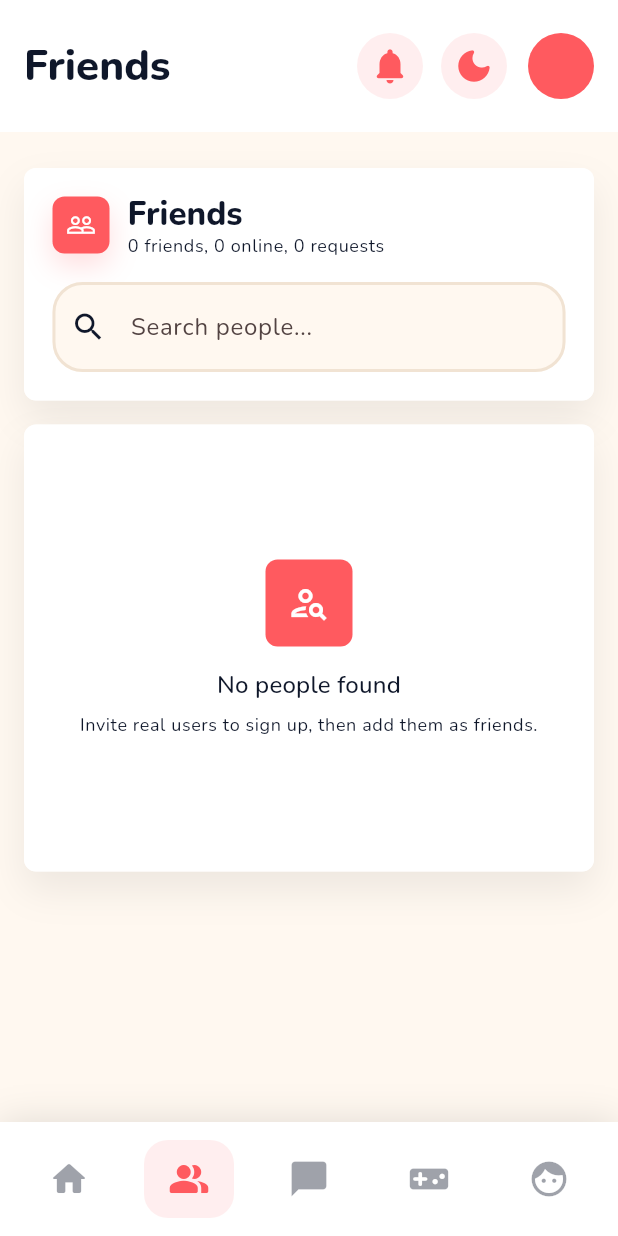
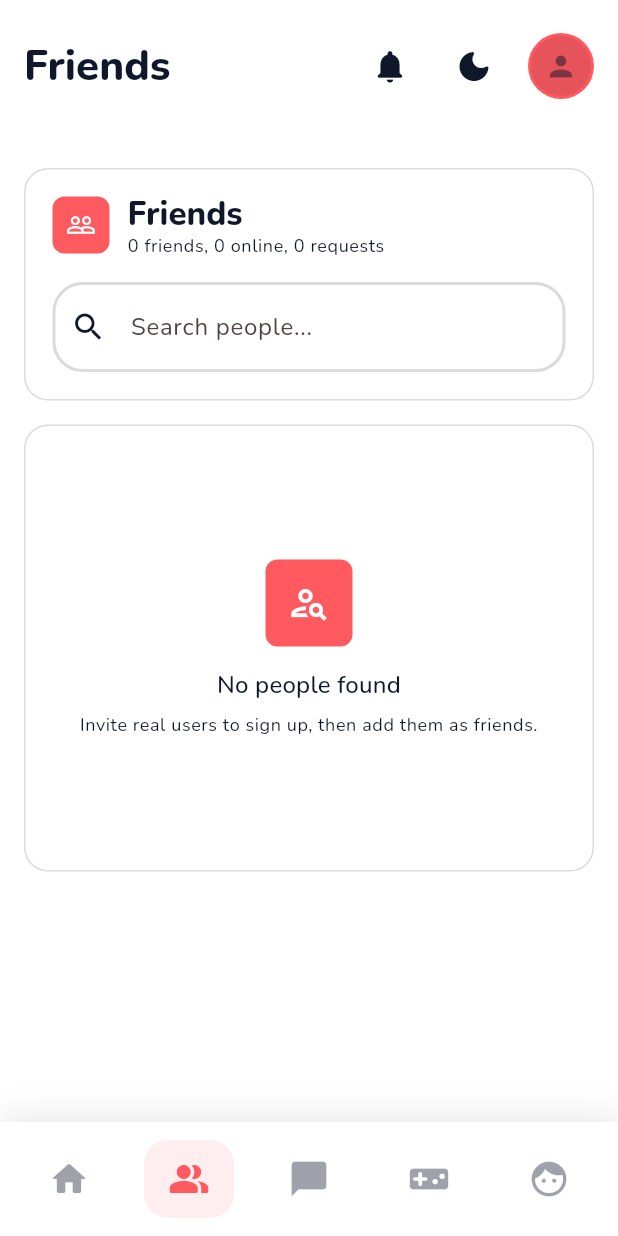
Before and after one commit to zaintahir2025/voxora-social-voice-chat, a Flutter app: the HomeScreen screen opened directly, item 2 of the bottom bar chosen, after a tap on the "light mode" icon, on a phone screen of 412 x 824 dp. Run offline on Flutter 3.47's test engine with Material 3 defaults, Android fonts, the light colour scheme and no system bars; our stand-ins replace flutter_svg, google_fonts, supabase_flutter; missing offline and left inert: chess, file_selector, flutter_webrtc; accounts and stored records are empty; network calls fail.

Commit message:
Complete UI/UX overhaul: Flat Gen-Z aesthetics, minimal components, and clean icons

```diff
--- a/lib/config/theme.dart
+++ b/lib/config/theme.dart
@@ -18,14 +18,14 @@ class VoxoraColors {
   static const slate = Color(0xFF64748B);
 
   // Soft Dark Theme Colors
-  static const darkBg = Color(0xFF0B192C);
-  static const darkCard = Color(0xFF1A2B45);
-  static const darkBorder = Color(0xFF2E4057);
+  static const darkBg = Color(0xFF000000); // Pure Black
+  static const darkCard = Color(0xFF121212); // Deep Grey
+  static const darkBorder = Color(0xFF262626); // Subtle Border
 
   // Soft Light Theme Colors
-  static const lightBg = Color(0xFFFFF8F0);
-  static const lightCard = Color(0xFFFFFFFF);
-  static const lightBorder = Color(0xFFF1E3D3);
+  static const lightBg = Color(0xFFFFFFFF); // Pure White
+  static const lightCard = Color(0xFFFFFFFF); // Pure White
+  static const lightBorder = Color(0xFFDBDBDB); // Subtle Grey Border
 }
 
 class VoxoraTheme {
--- a/lib/screens/home_screen.dart
+++ b/lib/screens/home_screen.dart
@@ -63,7 +63,7 @@ class HomeScreen extends StatelessWidget {
           ? FloatingActionButton(
               tooltip: 'New Post',
               onPressed: () => Navigator.of(context).push(MaterialPageRoute<void>(builder: (_) => const CreatePostPage())),
-              child: const Icon(Icons.add_rounded, size: 32),
+              child: const Icon(Icons.add_rounded, size: 28),
             )
           : null,
       bottomNavigationBar: isWide ? null : const _BottomNav(),
@@ -97,14 +97,14 @@ class _Sidebar extends StatelessWidget {
               Row(
                 children: [
                   Container(
-                    padding: const EdgeInsets.all(10),
+                    padding: const EdgeInsets.all(8),
                     decoration: BoxDecoration(
-                      color: scheme.primary.withValues(alpha: 0.1),
-                      borderRadius: BorderRadius.circular(16),
+                      color: scheme.primary,
+                      borderRadius: BorderRadius.circular(12),
                     ),
-                    child: Icon(Icons.waves_rounded, size: 32, color: scheme.primary),
+                    child: const Icon(Icons.waves_rounded, size: 28, color: Colors.white),
                   ),
-                  const SizedBox(width: 16),
+                  const SizedBox(width: 12),
                   Text('Voxora', style: Theme.of(context).textTheme.headlineMedium),
                 ],
               ),
@@ -163,19 +163,18 @@ class _NavButton extends StatelessWidget {
 
     return InkWell(
       onTap: () => app.setView(item.view),
-      borderRadius: BorderRadius.circular(20),
+      borderRadius: BorderRadius.circular(16),
       child: Container(
-        height: 56,
-        padding: const EdgeInsets.symmetric(horizontal: 20),
+        height: 52,
+        padding: const EdgeInsets.symmetric(horizontal: 16),
         decoration: BoxDecoration(
-          color: active ? scheme.primary.withValues(alpha: 0.1) : Colors.transparent,
-          borderRadius: BorderRadius.circular(20),
+          borderRadius: BorderRadius.circular(16),
         ),
         child: Row(
           children: [
-            _UnreadBadge(count: unread, child: Icon(item.icon, size: 28, color: active ? scheme.primary : scheme.onSurface.withValues(alpha: 0.4))),
-            const SizedBox(width: 16),
-            Text(item.label, style: TextStyle(fontSize: 18, color: active ? scheme.primary : scheme.onSurface.withValues(alpha: 0.6), fontWeight: active ? FontWeight.bold : FontWeight.w600)),
+            _UnreadBadge(count: unread, child: Icon(item.icon, size: 28, color: active ? scheme.onSurface : scheme.onSurface.withValues(alpha: 0.5))),
+            const SizedBox(width: 20),
+            Text(item.label, style: TextStyle(fontSize: 18, color: active ? scheme.onSurface : scheme.onSurface.withValues(alpha: 0.6), fontWeight: active ? FontWeight.w800 : FontWeight.w600)),
           ],
         ),
       ),
@@ -284,11 +283,10 @@ class _Topbar extends StatelessWidget {
             const _NotificationBell(),
             const SizedBox(width: 8),
             IconButton(
-              icon: Icon(app.darkMode ? Icons.light_mode_rounded : Icons.dark_mode_rounded, size: 28),
+              icon: Icon(app.darkMode ? Icons.light_mode_rounded : Icons.dark_mode_rounded, size: 26),
               tooltip: 'Toggle Theme',
               onPressed: app.toggleTheme,
-              color: scheme.primary,
-              style: IconButton.styleFrom(backgroundColor: scheme.primary.withValues(alpha: 0.1)),
+              color: scheme.onSurface,
             ),
             if (!isWide) ...[
               const SizedBox(width: 12),
@@ -312,10 +310,9 @@ class _NotificationBell extends StatelessWidget {
     return Stack(
       children: [
         IconButton(
-          icon: const Icon(Icons.notifications_rounded, size: 28),
+          icon: const Icon(Icons.notifications_rounded, size: 26),
           tooltip: 'Notifications',
-          color: scheme.primary,
-          style: IconButton.styleFrom(backgroundColor: scheme.primary.withValues(alpha: 0.1)),
+          color: scheme.onSurface,
           onPressed: () => showModalBottomSheet<void>(
             context: context,
             showDragHandle: true,
--- a/lib/views/feed_view.dart
+++ b/lib/views/feed_view.dart
@@ -59,48 +59,47 @@ class _ComposerPrompt extends StatelessWidget {
   Widget build(BuildContext context) {
     final scheme = Theme.of(context).colorScheme;
     return AppCard(
-      padding: const EdgeInsets.all(14),
-      color: scheme.primary.withValues(alpha: 0.1),
+      padding: const EdgeInsets.symmetric(horizontal: 16, vertical: 14),
       child: Row(
         children: [
           UserAvatar(
             url: app.profile?.avatarUrl,
-            size: 48,
+            size: 44,
             online: app.profile?.status == 'online',
             seed: app.profile?.handle,
           ),
-          const SizedBox(width: 12),
+          const SizedBox(width: 14),
           Expanded(
             child: InkWell(
               onTap: () => Navigator.of(context).push(
                 MaterialPageRoute<void>(builder: (_) => const CreatePostPage()),
               ),
-              borderRadius: BorderRadius.circular(8),
+              borderRadius: BorderRadius.circular(24),
               child: Container(
-                height: 46,
-                padding: const EdgeInsets.symmetric(horizontal: 14),
+                height: 48,
+                padding: const EdgeInsets.symmetric(horizontal: 18),
                 alignment: Alignment.centerLeft,
                 decoration: BoxDecoration(
-                  color: scheme.surface.withValues(alpha: 0.84),
-                  borderRadius: BorderRadius.circular(8),
-                  border: Border.all(
-                    color: scheme.outlineVariant.withValues(alpha: 0.55),
-                  ),
+                  color: scheme.onSurface.withValues(alpha: 0.05),
+                  borderRadius: BorderRadius.circular(24),
                 ),
                 child: Text(
                   'Drop a moment...',
-                  style: Theme.of(context).textTheme.bodyMedium,
+                  style: Theme.of(context).textTheme.bodyMedium?.copyWith(
+                    color: scheme.onSurface.withValues(alpha: 0.5),
+                  ),
                 ),
               ),
             ),
           ),
           const SizedBox(width: 10),
-          IconButton.filled(
-            tooltip: 'Post',
+          IconButton(
+            tooltip: 'Post Image',
             onPressed: () => Navigator.of(context).push(
               MaterialPageRoute<void>(builder: (_) => const CreatePostPage()),
             ),
-            icon: const Icon(Icons.add_photo_alternate_outlined),
+            icon: const Icon(Icons.image_outlined, size: 28),
+            color: scheme.primary,
           ),
         ],
       ),
--- a/lib/widgets/common_widgets.dart
+++ b/lib/widgets/common_widgets.dart
@@ -25,21 +25,11 @@ class AppCard extends StatelessWidget {
     return Container(
       decoration: BoxDecoration(
         color: color ?? scheme.surface,
-        borderRadius: BorderRadius.circular(8),
+        borderRadius: BorderRadius.circular(16),
         border: Border.all(
-          color:
-              borderColor ??
-              (dark
-                  ? Colors.white.withValues(alpha: 0.08)
-                  : Colors.white.withValues(alpha: 0.74)),
+          color: borderColor ?? (dark ? VoxoraColors.darkBorder : VoxoraColors.lightBorder),
+          width: 1,
         ),
-        boxShadow: [
-          BoxShadow(
-            color: Colors.black.withValues(alpha: dark ? 0.22 : 0.07),
-            blurRadius: 22,
-            offset: const Offset(0, 12),
-          ),
-        ],
       ),
       clipBehavior: Clip.antiAlias,
       child: Padding(padding: padding, child: child),
@@ -75,13 +65,6 @@ class SectionHeader extends StatelessWidget {
             decoration: BoxDecoration(
               color: scheme.primary,
               borderRadius: BorderRadius.circular(8),
-              boxShadow: [
-                BoxShadow(
-                  color: scheme.primary.withValues(alpha: 0.20),
-                  blurRadius: 16,
-                  offset: const Offset(0, 8),
-                ),
-              ],
             ),
             child: Icon(icon, color: Colors.white, size: 20),
           ),
@@ -151,9 +134,9 @@ class UserAvatar extends StatelessWidget {
             fit: BoxFit.cover,
             errorBuilder: (_, __, ___) => DecoratedBox(
               decoration: BoxDecoration(
-                color: scheme.primary.withValues(alpha: 0.12),
+                color: scheme.onSurface.withValues(alpha: 0.1),
               ),
-              child: Icon(Icons.person, color: scheme.primary),
+              child: Icon(Icons.person, color: scheme.onSurface.withValues(alpha: 0.5), size: size * 0.5),
             ),
           ),
         ),
```
